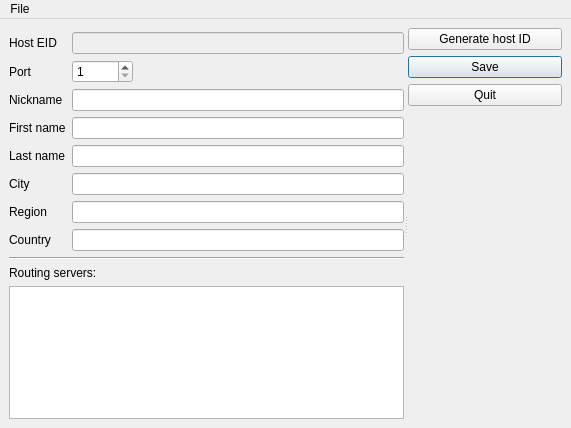
Before: the Qt Designer form ui/qt4/ProfileEditor.ui in uvvy/uvvy-cpp, drawn with Qt 5.
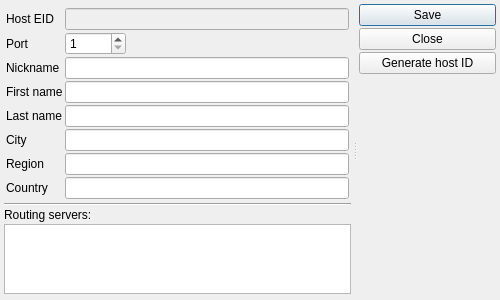
After: the same form once the commit is applied.

Patch:
```diff
--- a/ui/qt4/ProfileEditor.ui
+++ b/ui/qt4/ProfileEditor.ui
@@ -1,35 +1,85 @@
 <?xml version="1.0" encoding="UTF-8"?>
 <ui version="4.0">
  <class>ProfileEditor</class>
- <widget class="QMainWindow" name="ProfileEditor">
+ <widget class="QWidget" name="ProfileEditor">
   <property name="geometry">
    <rect>
     <x>0</x>
     <y>0</y>
-    <width>571</width>
-    <height>428</height>
+    <width>500</width>
+    <height>300</height>
    </rect>
   </property>
+  <property name="minimumSize">
+   <size>
+    <width>500</width>
+    <height>300</height>
+   </size>
+  </property>
   <property name="windowTitle">
    <string>Profile editor</string>
   </property>
-  <widget class="QWidget" name="centralwidget">
    <layout class="QVBoxLayout" name="verticalLayout_4">
+   <property name="spacing">
+    <number>1</number>
+   </property>
+   <property name="leftMargin">
+    <number>2</number>
+   </property>
+   <property name="topMargin">
+    <number>2</number>
+   </property>
+   <property name="rightMargin">
+    <number>2</number>
+   </property>
+   <property name="bottomMargin">
+    <number>2</number>
+   </property>
     <item>
      <widget class="QSplitter" name="splitter">
       <property name="orientation">
        <enum>Qt::Horizontal</enum>
       </property>
       <widget class="QWidget" name="layoutWidget">
-       <layout class="QVBoxLayout" name="verticalLayout_2">
+      <layout class="QVBoxLayout" name="verticalLayout_2" stretch="1,0,0">
+       <property name="spacing">
+        <number>2</number>
+       </property>
+       <property name="leftMargin">
+        <number>2</number>
+       </property>
         <property name="topMargin">
          <number>4</number>
         </property>
+       <property name="rightMargin">
+        <number>2</number>
+       </property>
+       <property name="bottomMargin">
+        <number>4</number>
+       </property>
         <item>
          <layout class="QFormLayout" name="formLayout_3">
           <property name="fieldGrowthPolicy">
            <enum>QFormLayout::ExpandingFieldsGrow</enum>
           </property>
+         <property name="horizontalSpacing">
+          <number>2</number>
+         </property>
+         <property name="verticalSpacing">
+          <number>2</number>
+         </property>
+         <property name="leftMargin">
+          <number>2</number>
+         </property>
+         <property name="topMargin">
+          <number>2</number>
+         </property>
+         <property name="rightMargin">
+          <number>2</number>
+         </property>
+         <property name="bottomMargin">
+          <number>2</number>
+         </property>
           <item row="0" column="0">
            <widget class="QLabel" name="hostEIDLabel">
             <property name="text">
@@ -181,25 +231,24 @@
       </widget>
       <widget class="QWidget" name="layoutWidget">
        <layout class="QVBoxLayout" name="verticalLayout_3">
+       <property name="spacing">
+        <number>2</number>
+       </property>
         <property name="sizeConstraint">
          <enum>QLayout::SetDefaultConstraint</enum>
         </property>
+       <property name="leftMargin">
+        <number>2</number>
+       </property>
         <property name="topMargin">
-         <number>0</number>
-        </property>
-        <item>
-         <widget class="QPushButton" name="newPushButton">
-          <property name="sizePolicy">
-           <sizepolicy hsizetype="Minimum" vsizetype="Fixed">
-            <horstretch>0</horstretch>
-            <verstretch>0</verstretch>
-           </sizepolicy>
-          </property>
-          <property name="text">
-           <string>Generate host ID</string>
-          </property>
-         </widget>
-        </item>
+        <number>2</number>
+       </property>
+       <property name="rightMargin">
+        <number>2</number>
+       </property>
+       <property name="bottomMargin">
+        <number>2</number>
+       </property>
         <item>
          <widget class="QPushButton" name="savePushButton">
           <property name="text">
@@ -214,9 +263,22 @@
          </widget>
         </item>
         <item>
-         <widget class="QPushButton" name="quitPushButton">
+        <widget class="QPushButton" name="closePushButton">
           <property name="text">
-           <string>Quit</string>
+          <string>Close</string>
+         </property>
+        </widget>
+       </item>
+       <item>
+        <widget class="QPushButton" name="newPushButton">
+         <property name="sizePolicy">
+          <sizepolicy hsizetype="Minimum" vsizetype="Fixed">
+           <horstretch>0</horstretch>
+           <verstretch>0</verstretch>
+          </sizepolicy>
+         </property>
+         <property name="text">
+          <string>Generate host ID</string>
           </property>
          </widget>
         </item>
@@ -245,28 +307,6 @@
      </widget>
     </item>
    </layout>
-  </widget>
-  <widget class="QMenuBar" name="menubar">
-   <property name="geometry">
-    <rect>
-     <x>0</x>
-     <y>0</y>
-     <width>571</width>
-     <height>22</height>
-    </rect>
-   </property>
-   <widget class="QMenu" name="menuFile">
-    <property name="title">
-     <string>File</string>
-    </property>
-    <addaction name="actionGenerate_new_host_ID"/>
-    <addaction name="separator"/>
-    <addaction name="actionSave"/>
-    <addaction name="separator"/>
-    <addaction name="actionQuit"/>
-   </widget>
-   <addaction name="menuFile"/>
-  </widget>
   <action name="actionSave">
    <property name="text">
     <string>Save</string>
@@ -275,12 +315,15 @@
     <string>Ctrl+S</string>
    </property>
   </action>
-  <action name="actionQuit">
+  <action name="actionClose">
    <property name="text">
-    <string>Quit</string>
+    <string>Close</string>
+   </property>
+   <property name="toolTip">
+    <string>Close</string>
    </property>
    <property name="shortcut">
-    <string>Ctrl+Q</string>
+    <string>Alt+©</string>
    </property>
   </action>
   <action name="actionGenerate_new_host_ID">
```
Left out of the diff: 7 changed lines with no effect on the pictures. Lines whose indentation alone changed are shown as unchanged.
